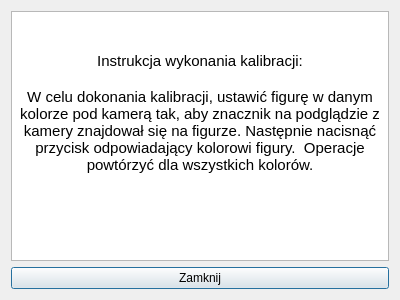
Above: OpenCV/instruction.ui from tpyrek/BScThesis before the change. Below: the same form after it.
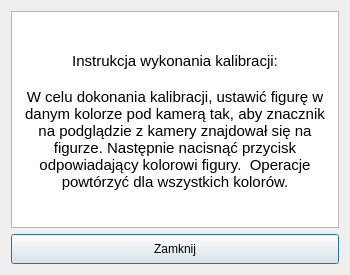
That is the form after the change.

What changed in the file:
```diff
--- a/OpenCV/instruction.ui
+++ b/OpenCV/instruction.ui
@@ -6,10 +6,16 @@
    <rect>
     <x>0</x>
     <y>0</y>
-    <width>400</width>
-    <height>300</height>
+    <width>350</width>
+    <height>275</height>
    </rect>
   </property>
+  <property name="minimumSize">
+   <size>
+    <width>350</width>
+    <height>275</height>
+   </size>
+  </property>
   <property name="windowTitle">
    <string>Instrukcja</string>
   </property>
@@ -18,6 +24,12 @@
     <layout class="QGridLayout" name="gridLayout">
      <item row="1" column="0">
       <widget class="QPushButton" name="closePushButton">
+       <property name="minimumSize">
+        <size>
+         <width>0</width>
+         <height>30</height>
+        </size>
+       </property>
        <property name="text">
         <string>Zamknij</string>
        </property>
```
